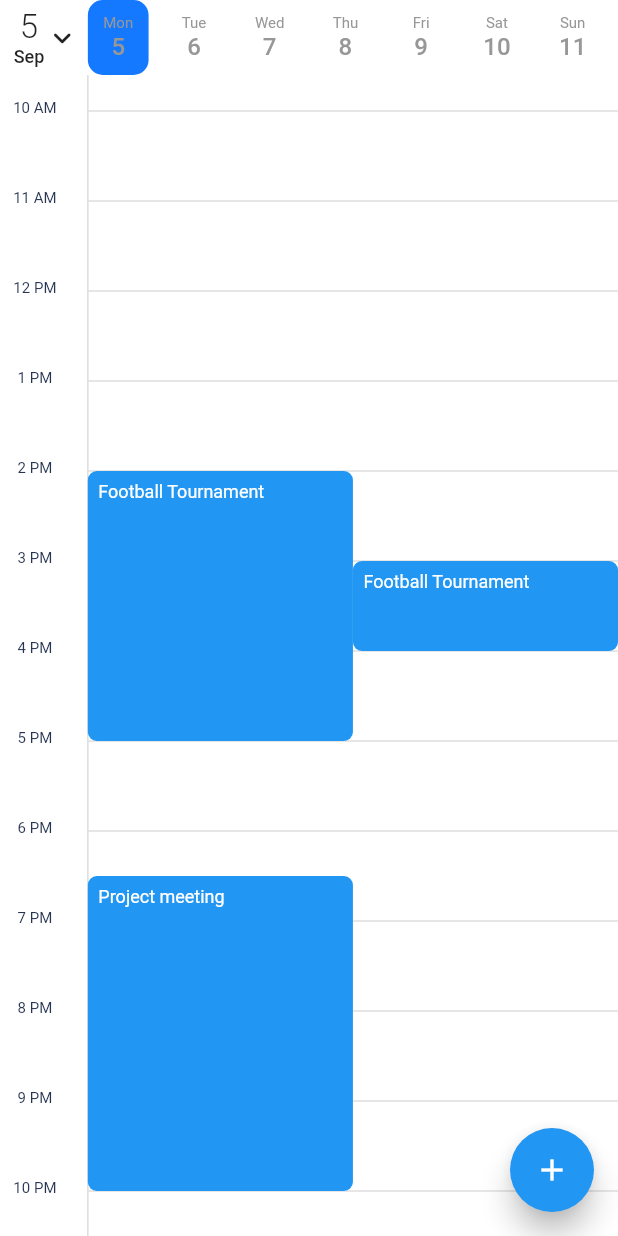
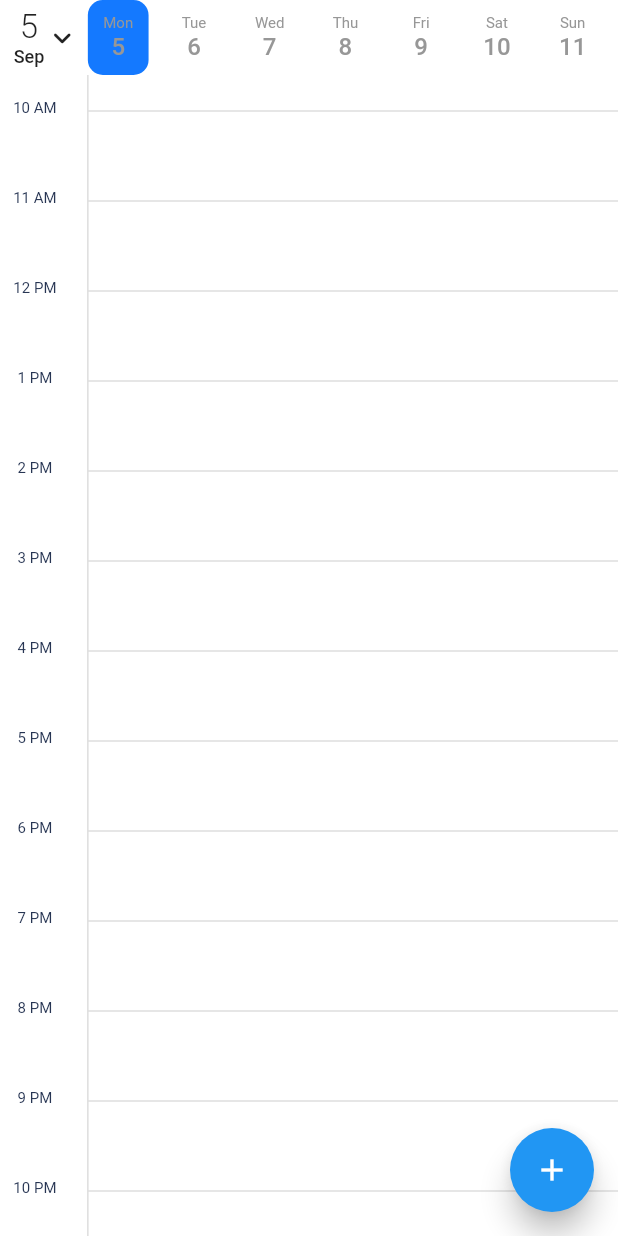
Before and after one commit to ahmed20142015/calendar_view, a Flutter app: the DayViewPageDemo screen opened directly, scrolled down 576 dp, on a phone screen of 412 x 824 dp. Run offline on Flutter 3.47's test engine with Material 2 defaults, Android fonts, the phone set to English and light mode, and no system bars; our stand-ins replace flutter_colorpicker.

```diff
--- a/example/lib/main.dart
+++ b/example/lib/main.dart
@@ -42,77 +42,14 @@ class MyApp extends StatelessWidget {
 
 List<CalendarEventData<Event>> _events = [
   CalendarEventData(
-    date: _now,
-    event: Event(title: "Joe's Birthday"),
+    date: DateTime(2022, 09, 06, 18, 30),
     title: "Project meeting",
     description: "Today is project meeting.",
-    startTime: DateTime(_now.year, _now.month, _now.day, 18, 30),
-    endTime: DateTime(_now.year, _now.month, _now.day, 22),
+    startTime: DateTime(2022, 09, 06, 22, 30),
+    endTime: DateTime(2022,09, 20, 22,30,120),
+    endDate: DateTime(2022,09, 20, 22,30),
   ),
-  CalendarEventData(
-    date: _now.add(Duration(days: 1)),
-    startTime: DateTime(_now.year, _now.month, _now.day, 18),
-    endTime: DateTime(_now.year, _now.month, _now.day, 19),
-    event: Event(title: "Wedding anniversary"),
-    title: "Wedding anniversary",
-    description: "Attend uncle's wedding anniversary.",
-  ),
-  CalendarEventData(
-    date: _now,
-    startTime: DateTime(_now.year, _now.month, _now.day, 14),
-    endTime: DateTime(_now.year, _now.month, _now.day, 17),
-    event: Event(title: "Football Tournament"),
-    title: "Football Tournament",
-    description: "Go to football tournament.",
-  ),
-  CalendarEventData(
-    date: _now,
-    startTime: DateTime(_now.year, _now.month, _now.day, 15),
-    endTime: DateTime(_now.year, _now.month, _now.day, 16),
-    event: Event(title: "Football Tournament"),
-    title: "Football Tournament",
-    description: "Go to football tournament.",
-  ),
-  CalendarEventData(
-    date: _now.add(Duration(days: 3)),
-    startTime: DateTime(_now.add(Duration(days: 3)).year,
-        _now.add(Duration(days: 3)).month, _now.add(Duration(days: 3)).day, 10),
-    endTime: DateTime(_now.add(Duration(days: 3)).year,
-        _now.add(Duration(days: 3)).month, _now.add(Duration(days: 3)).day, 14),
-    event: Event(title: "Sprint Meeting."),
-    title: "Sprint Meeting.",
-    description: "Last day of project submission for last year.",
-  ),
-  CalendarEventData(
-    date: _now.subtract(Duration(days: 2)),
-    startTime: DateTime(
-        _now.subtract(Duration(days: 2)).year,
-        _now.subtract(Duration(days: 2)).month,
-        _now.subtract(Duration(days: 2)).day,
-        14),
-    endTime: DateTime(
-        _now.subtract(Duration(days: 2)).year,
-        _now.subtract(Duration(days: 2)).month,
-        _now.subtract(Duration(days: 2)).day,
-        16),
-    event: Event(title: "Team Meeting"),
-    title: "Team Meeting",
-    description: "Team Meeting",
-  ),
-  CalendarEventData(
-    date: _now.subtract(Duration(days: 2)),
-    startTime: DateTime(
-        _now.subtract(Duration(days: 2)).year,
-        _now.subtract(Duration(days: 2)).month,
-        _now.subtract(Duration(days: 2)).day,
-        10),
-    endTime: DateTime(
-        _now.subtract(Duration(days: 2)).year,
-        _now.subtract(Duration(days: 2)).month,
-        _now.subtract(Duration(days: 2)).day,
-        12),
-    event: Event(title: "Chemistry Viva"),
-    title: "Chemistry Viva",
-    description: "Today is Joe's birthday.",
-  ),
+
+
+
 ];
--- a/lib/src/extensions.dart
+++ b/lib/src/extensions.dart
@@ -99,7 +99,7 @@ extension DateTimeExtensions on DateTime {
   /// Returns total minutes this date is pointing at.
   /// if [DateTime] object is, DateTime(2021, 5, 13, 12, 4, 5)
   /// Then this getter will return 12*60 + 4 which evaluates to 724.
-  int get getTotalMinutes => hour * 60 + minute;
+  int get getTotalMinutes => hour * 60 + minute+second~/60;
 
   /// Returns a new [DateTime] object with hour and minutes calculated from
   /// [totalMinutes].
```
Also changed, not shown: 2 other files.
